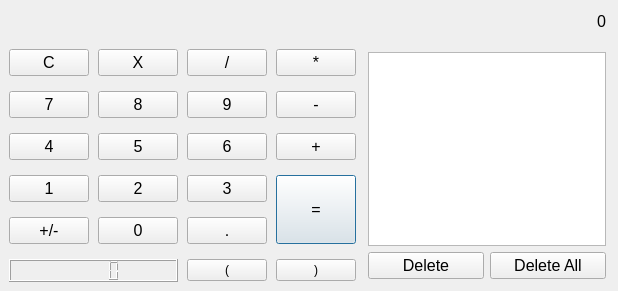
Before: the Qt Designer form calculator1.ui in pphatt/qt5, drawn with Qt 5.
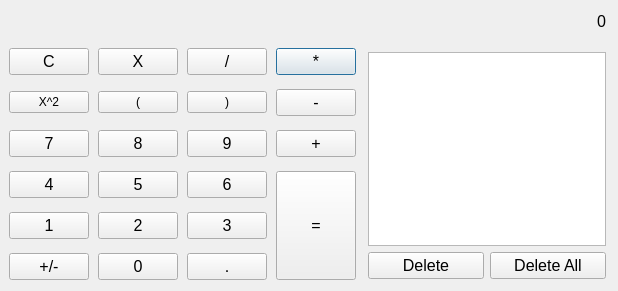
After: the same form once the commit is applied.

What changed in the file:
```diff
--- a/calculator1.ui
+++ b/calculator1.ui
@@ -85,24 +85,6 @@
         <property name="spacing">
          <number>9</number>
         </property>
-        <item row="4" column="3" rowspan="2">
-         <widget class="QPushButton" name="equalsymbol">
-          <property name="sizePolicy">
-           <sizepolicy hsizetype="Minimum" vsizetype="Minimum">
-            <horstretch>0</horstretch>
-            <verstretch>0</verstretch>
-           </sizepolicy>
-          </property>
-          <property name="font">
-           <font>
-            <pointsize>12</pointsize>
-           </font>
-          </property>
-          <property name="text">
-           <string>=</string>
-          </property>
-         </widget>
-        </item>
         <item row="0" column="3">
          <widget class="QPushButton" name="mulsymbol">
           <property name="font">
@@ -163,31 +145,49 @@
           </property>
          </widget>
         </item>
-        <item row="5" column="2">
-         <widget class="QPushButton" name="dotbutton">
+        <item row="2" column="3">
+         <widget class="QPushButton" name="addsymbol">
           <property name="font">
            <font>
             <pointsize>12</pointsize>
            </font>
           </property>
           <property name="text">
-           <string>.</string>
+           <string>+</string>
           </property>
          </widget>
         </item>
-        <item row="2" column="2">
-         <widget class="QPushButton" name="button6">
+        <item row="6" column="0">
+         <widget class="QPushButton" name="minusbutton">
+          <property name="sizePolicy">
+           <sizepolicy hsizetype="Minimum" vsizetype="Minimum">
+            <horstretch>0</horstretch>
+            <verstretch>0</verstretch>
+           </sizepolicy>
+          </property>
           <property name="font">
            <font>
             <pointsize>12</pointsize>
            </font>
           </property>
           <property name="text">
-           <string>6</string>
+           <string>+/-</string>
           </property>
          </widget>
         </item>
-        <item row="4" column="0">
+        <item row="6" column="1">
+         <widget class="QPushButton" name="button0">
+          <property name="font">
+           <font>
+            <pointsize>12</pointsize>
+           </font>
+          </property>
+          <property name="text">
+           <string>0</string>
+          </property>
+         </widget>
+        </item>
+        <item row="5" column="0">
          <widget class="QPushButton" name="button1">
           <property name="font">
            <font>
@@ -199,19 +199,7 @@
           </property>
          </widget>
         </item>
-        <item row="1" column="0">
-         <widget class="QPushButton" name="button7">
-          <property name="font">
-           <font>
-            <pointsize>12</pointsize>
-           </font>
-          </property>
-          <property name="text">
-           <string>7</string>
-          </property>
-         </widget>
-        </item>
-        <item row="4" column="1">
+        <item row="5" column="1">
          <widget class="QPushButton" name="button2">
           <property name="font">
            <font>
@@ -223,19 +211,7 @@
           </property>
          </widget>
         </item>
-        <item row="1" column="1">
-         <widget class="QPushButton" name="button8">
-          <property name="font">
-           <font>
-            <pointsize>12</pointsize>
-           </font>
-          </property>
-          <property name="text">
-           <string>8</string>
-          </property>
-         </widget>
-        </item>
-        <item row="2" column="0">
+        <item row="4" column="0">
          <widget class="QPushButton" name="button4">
           <property name="font">
            <font>
@@ -247,19 +223,7 @@
           </property>
          </widget>
         </item>
-        <item row="2" column="3">
-         <widget class="QPushButton" name="addsymbol">
-          <property name="font">
-           <font>
-            <pointsize>12</pointsize>
-           </font>
-          </property>
-          <property name="text">
-           <string>+</string>
-          </property>
-         </widget>
-        </item>
-        <item row="2" column="1">
+        <item row="4" column="1">
          <widget class="QPushButton" name="button5">
           <property name="font">
            <font>
@@ -271,7 +235,43 @@
           </property>
          </widget>
         </item>
-        <item row="4" column="2">
+        <item row="2" column="0">
+         <widget class="QPushButton" name="button7">
+          <property name="font">
+           <font>
+            <pointsize>12</pointsize>
+           </font>
+          </property>
+          <property name="text">
+           <string>7</string>
+          </property>
+         </widget>
+        </item>
+        <item row="2" column="1">
+         <widget class="QPushButton" name="button8">
+          <property name="font">
+           <font>
+            <pointsize>12</pointsize>
+           </font>
+          </property>
+          <property name="text">
+           <string>8</string>
+          </property>
+         </widget>
+        </item>
+        <item row="6" column="2">
+         <widget class="QPushButton" name="dotbutton">
+          <property name="font">
+           <font>
+            <pointsize>12</pointsize>
+           </font>
+          </property>
+          <property name="text">
+           <string>.</string>
+          </property>
+         </widget>
+        </item>
+        <item row="5" column="2">
          <widget class="QPushButton" name="button3">
           <property name="font">
            <font>
@@ -283,7 +283,19 @@
           </property>
          </widget>
         </item>
-        <item row="1" column="2">
+        <item row="4" column="2">
+         <widget class="QPushButton" name="button6">
+          <property name="font">
+           <font>
+            <pointsize>12</pointsize>
+           </font>
+          </property>
+          <property name="text">
+           <string>6</string>
+          </property>
+         </widget>
+        </item>
+        <item row="2" column="2">
          <widget class="QPushButton" name="button9">
           <property name="font">
            <font>
@@ -295,65 +307,45 @@
           </property>
          </widget>
         </item>
-        <item row="6" column="0" colspan="2">
-         <widget class="QLCDNumber" name="timelable">
-          <property name="sizePolicy">
-           <sizepolicy hsizetype="Minimum" vsizetype="Minimum">
-            <horstretch>0</horstretch>
-            <verstretch>0</verstretch>
-           </sizepolicy>
-          </property>
-          <property name="font">
-           <font>
-            <pointsize>12</pointsize>
-           </font>
-          </property>
-         </widget>
-        </item>
-        <item row="5" column="1">
-         <widget class="QPushButton" name="button0">
-          <property name="font">
-           <font>
-            <pointsize>12</pointsize>
-           </font>
-          </property>
-          <property name="text">
-           <string>0</string>
-          </property>
-         </widget>
-        </item>
-        <item row="5" column="0">
-         <widget class="QPushButton" name="minusbutton">
-          <property name="sizePolicy">
-           <sizepolicy hsizetype="Minimum" vsizetype="Minimum">
-            <horstretch>0</horstretch>
-            <verstretch>0</verstretch>
-           </sizepolicy>
-          </property>
-          <property name="font">
-           <font>
-            <pointsize>12</pointsize>
-           </font>
-          </property>
-          <property name="text">
-           <string>+/-</string>
-          </property>
-         </widget>
-        </item>
-        <item row="6" column="2">
-         <widget class="QPushButton" name="parentheses1">
-          <property name="text">
-           <string>(</string>
-          </property>
-         </widget>
-        </item>
-        <item row="6" column="3">
+        <item row="1" column="2">
          <widget class="QPushButton" name="parentheses2">
           <property name="text">
            <string>)</string>
           </property>
          </widget>
         </item>
+        <item row="1" column="1">
+         <widget class="QPushButton" name="parentheses1">
+          <property name="text">
+           <string>(</string>
+          </property>
+         </widget>
+        </item>
+        <item row="4" column="3" rowspan="3">
+         <widget class="QPushButton" name="equalsymbol">
+          <property name="sizePolicy">
+           <sizepolicy hsizetype="Minimum" vsizetype="Minimum">
+            <horstretch>0</horstretch>
+            <verstretch>0</verstretch>
+           </sizepolicy>
+          </property>
+          <property name="font">
+           <font>
+            <pointsize>12</pointsize>
+           </font>
+          </property>
+          <property name="text">
+           <string>=</string>
+          </property>
+         </widget>
+        </item>
+        <item row="1" column="0">
+         <widget class="QPushButton" name="squarenum">
+          <property name="text">
+           <string>X^2</string>
+          </property>
+         </widget>
+        </item>
        </layout>
       </widget>
      </item>
```
